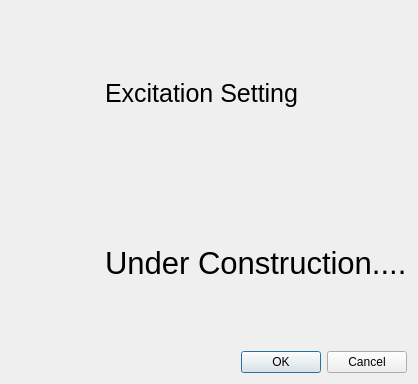
Before: the Qt Designer form excitationdialog.ui in WXY163/ezAMI, drawn with Qt 5.
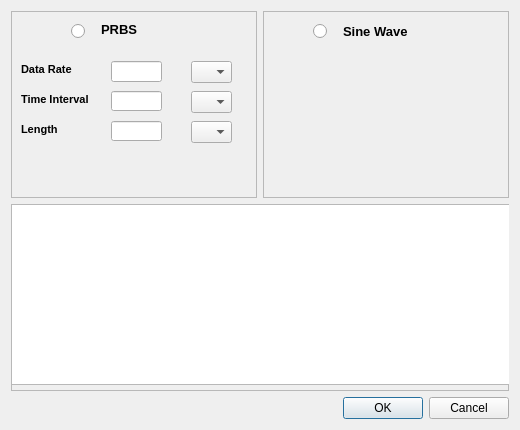
After: the same form once the commit is applied.

Patch:
```diff
--- a/excitationdialog.ui
+++ b/excitationdialog.ui
@@ -6,27 +6,15 @@
    <rect>
     <x>0</x>
     <y>0</y>
-    <width>418</width>
-    <height>384</height>
+    <width>520</width>
+    <height>430</height>
    </rect>
   </property>
   <property name="windowTitle">
    <string>Dialog</string>
   </property>
   <layout class="QGridLayout" name="gridLayout">
-   <item row="0" column="1">
-    <widget class="QLabel" name="label">
-     <property name="font">
-      <font>
-       <pointsize>19</pointsize>
-      </font>
-     </property>
-     <property name="text">
-      <string>Excitation Setting</string>
-     </property>
-    </widget>
-   </item>
-   <item row="2" column="1">
+   <item row="3" column="0">
     <widget class="QDialogButtonBox" name="buttonBox">
      <property name="orientation">
       <enum>Qt::Horizontal</enum>
@@ -36,30 +24,235 @@
      </property>
     </widget>
    </item>
-   <item row="1" column="1">
-    <widget class="QLabel" name="label_2">
-     <property name="font">
-      <font>
-       <pointsize>23</pointsize>
-      </font>
-     </property>
-     <property name="text">
-      <string>Under Construction....</string>
-     </property>
-    </widget>
+   <item row="1" column="0">
+    <layout class="QHBoxLayout" name="horizontalLayout_3">
+     <item>
+      <widget class="QFrame" name="frame">
+       <property name="frameShape">
+        <enum>QFrame::StyledPanel</enum>
+       </property>
+       <property name="frameShadow">
+        <enum>QFrame::Raised</enum>
+       </property>
+       <widget class="QLabel" name="label">
+        <property name="geometry">
+         <rect>
+          <x>10</x>
+          <y>50</y>
+          <width>71</width>
+          <height>16</height>
+         </rect>
+        </property>
+        <property name="font">
+         <font>
+          <pointsize>8</pointsize>
+          <weight>75</weight>
+          <bold>true</bold>
+         </font>
+        </property>
+        <property name="text">
+         <string>Data Rate</string>
+        </property>
+       </widget>
+       <widget class="QLineEdit" name="lineEdit">
+        <property name="geometry">
+         <rect>
+          <x>100</x>
+          <y>50</y>
+          <width>51</width>
+          <height>21</height>
+         </rect>
+        </property>
+       </widget>
+       <widget class="QComboBox" name="comboBox">
+        <property name="geometry">
+         <rect>
+          <x>180</x>
+          <y>50</y>
+          <width>41</width>
+          <height>22</height>
+         </rect>
+        </property>
+       </widget>
+       <widget class="QLineEdit" name="lineEdit_2">
+        <property name="geometry">
+         <rect>
+          <x>100</x>
+          <y>80</y>
+          <width>51</width>
+          <height>20</height>
+         </rect>
+        </property>
+       </widget>
+       <widget class="QComboBox" name="comboBox_2">
+        <property name="geometry">
+         <rect>
+          <x>180</x>
+          <y>80</y>
+          <width>41</width>
+          <height>22</height>
+         </rect>
+        </property>
+       </widget>
+       <widget class="QLabel" name="label_2">
+        <property name="geometry">
+         <rect>
+          <x>10</x>
+          <y>80</y>
+          <width>91</width>
+          <height>16</height>
+         </rect>
+        </property>
+        <property name="font">
+         <font>
+          <pointsize>8</pointsize>
+          <weight>75</weight>
+          <bold>true</bold>
+         </font>
+        </property>
+        <property name="text">
+         <string>Time Interval</string>
+        </property>
+       </widget>
+       <widget class="QLineEdit" name="lineEdit_3">
+        <property name="geometry">
+         <rect>
+          <x>100</x>
+          <y>110</y>
+          <width>51</width>
+          <height>20</height>
+         </rect>
+        </property>
+       </widget>
+       <widget class="QComboBox" name="comboBox_3">
+        <property name="geometry">
+         <rect>
+          <x>180</x>
+          <y>110</y>
+          <width>41</width>
+          <height>22</height>
+         </rect>
+        </property>
+       </widget>
+       <widget class="QLabel" name="label_3">
+        <property name="geometry">
+         <rect>
+          <x>10</x>
+          <y>110</y>
+          <width>71</width>
+          <height>16</height>
+         </rect>
+        </property>
+        <property name="font">
+         <font>
+          <pointsize>8</pointsize>
+          <weight>75</weight>
+          <bold>true</bold>
+         </font>
+        </property>
+        <property name="text">
+         <string>Length</string>
+        </property>
+       </widget>
+       <widget class="QLabel" name="label_4">
+        <property name="geometry">
+         <rect>
+          <x>90</x>
+          <y>10</y>
+          <width>61</width>
+          <height>16</height>
+         </rect>
+        </property>
+        <property name="font">
+         <font>
+          <pointsize>10</pointsize>
+          <weight>75</weight>
+          <bold>true</bold>
+         </font>
+        </property>
+        <property name="text">
+         <string>PRBS</string>
+        </property>
+       </widget>
+       <widget class="QRadioButton" name="radioButton">
+        <property name="geometry">
+         <rect>
+          <x>60</x>
+          <y>10</y>
+          <width>21</width>
+          <height>20</height>
+         </rect>
+        </property>
+        <property name="text">
+         <string/>
+        </property>
+       </widget>
+      </widget>
+     </item>
+     <item>
+      <widget class="QFrame" name="frame_3">
+       <property name="frameShape">
+        <enum>QFrame::StyledPanel</enum>
+       </property>
+       <property name="frameShadow">
+        <enum>QFrame::Raised</enum>
+       </property>
+       <widget class="QLabel" name="label_5">
+        <property name="geometry">
+         <rect>
+          <x>80</x>
+          <y>10</y>
+          <width>101</width>
+          <height>21</height>
+         </rect>
+        </property>
+        <property name="font">
+         <font>
+          <pointsize>10</pointsize>
+          <weight>75</weight>
+          <bold>true</bold>
+         </font>
+        </property>
+        <property name="text">
+         <string>Sine Wave</string>
+        </property>
+       </widget>
+       <widget class="QRadioButton" name="radioButton_2">
+        <property name="geometry">
+         <rect>
+          <x>50</x>
+          <y>10</y>
+          <width>21</width>
+          <height>20</height>
+         </rect>
+        </property>
+        <property name="text">
+         <string/>
+        </property>
+       </widget>
+      </widget>
+     </item>
+    </layout>
    </item>
-   <item row="0" column="0" rowspan="2">
-    <spacer name="horizontalSpacer">
-     <property name="orientation">
-      <enum>Qt::Horizontal</enum>
+   <item row="2" column="0">
+    <widget class="QFrame" name="frame_2">
+     <property name="frameShape">
+      <enum>QFrame::StyledPanel</enum>
      </property>
-     <property name="sizeHint" stdset="0">
-      <size>
-       <width>40</width>
-       <height>20</height>
-      </size>
+     <property name="frameShadow">
+      <enum>QFrame::Raised</enum>
      </property>
-    </spacer>
+     <widget class="QTextEdit" name="textEdit">
+      <property name="geometry">
+       <rect>
+        <x>0</x>
+        <y>0</y>
+        <width>501</width>
+        <height>181</height>
+       </rect>
+      </property>
+     </widget>
+    </widget>
    </item>
   </layout>
  </widget>
```
